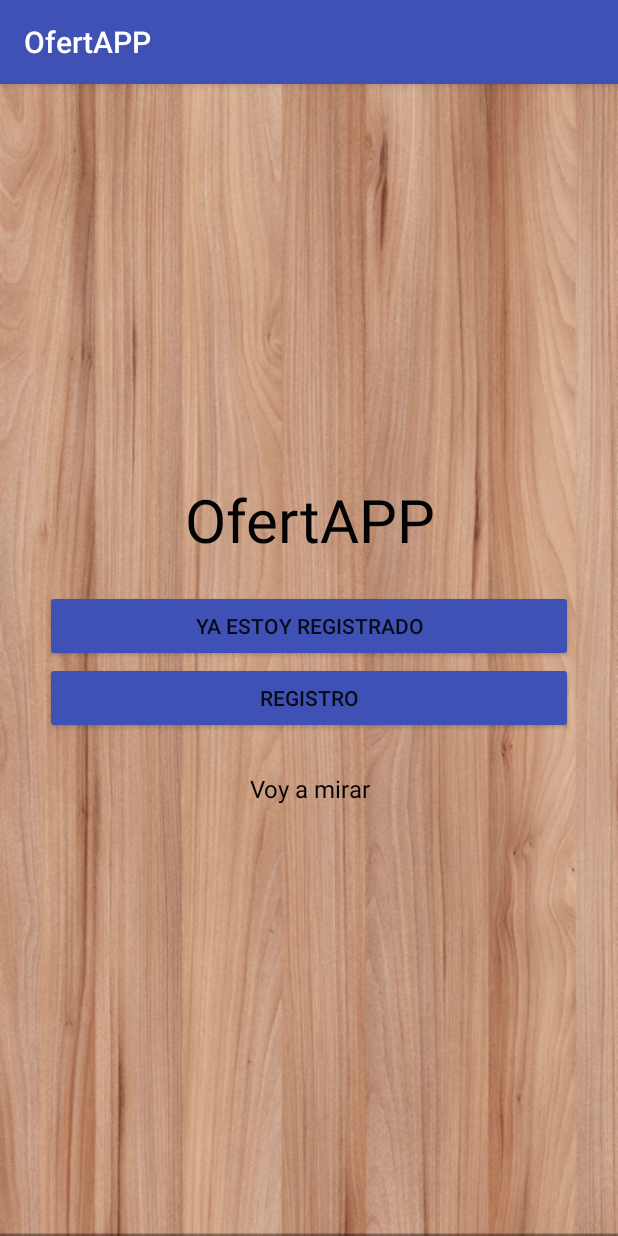
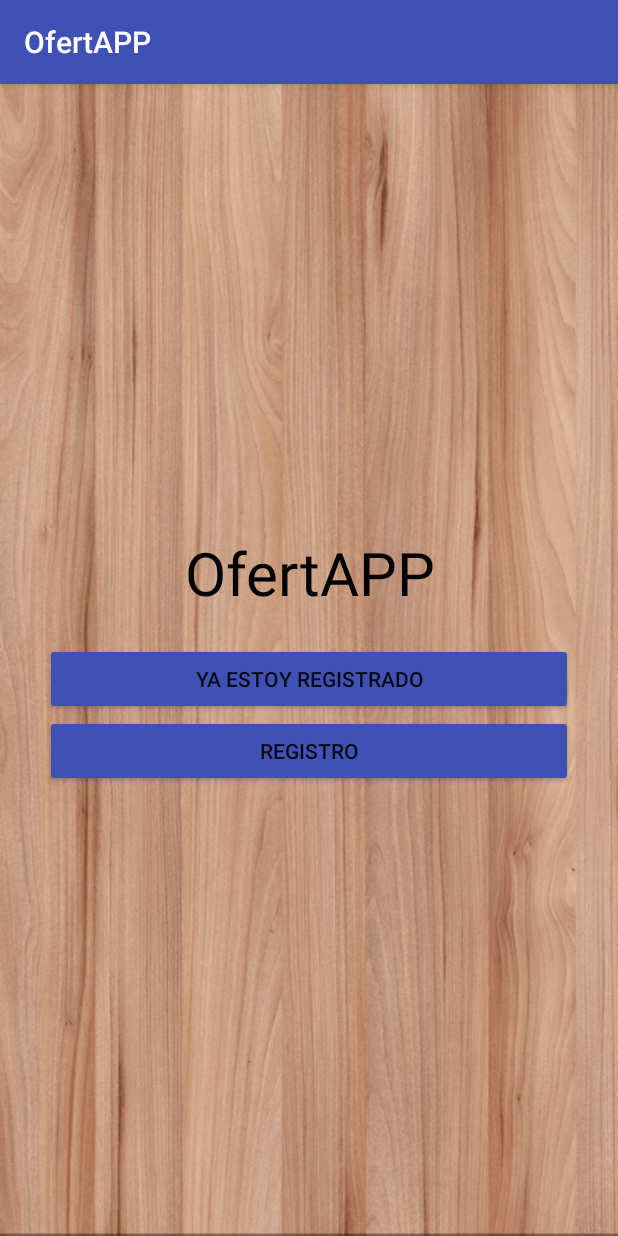
Before and after one commit to pedritovaldes/ofertapp, an Android app: the screen it shows after launch (InicioActivity), on a phone screen of 412 x 824 dp. Run offline under Robolectric (Android 15) with nearby library versions, the light colour scheme and no system bars.

Commit message:
Eliminar opción voy a mirar del inicio de la aplicacion

```diff
--- a/app/src/main/res/layout/activity_inicio.xml
+++ b/app/src/main/res/layout/activity_inicio.xml
@@ -36,23 +36,4 @@
         android:onClick="lanzarRegistro"
         android:gravity="center"
         android:theme="@style/MyButton"/>
-
-    <!--<Button
-        android:layout_width="match_parent"
-        android:layout_height="wrap_content"
-        android:text="@string/Acercade"
-        android:id="@+id/button_acercaDe"
-        android:onClick="lanzarAcercaDe"
-        android:gravity="center" />-->
-
-    <TextView android:id="@+id/link_mirar"
-        android:layout_width="fill_parent"
-        android:layout_height="wrap_content"
-        android:layout_marginBottom="24dp"
-        android:text="Voy a mirar"
-        android:gravity="center"
-        android:textSize="16dip"
-        android:paddingTop="25dp"
-        android:textColor="#030303"/>
-
 </LinearLayout>
```
